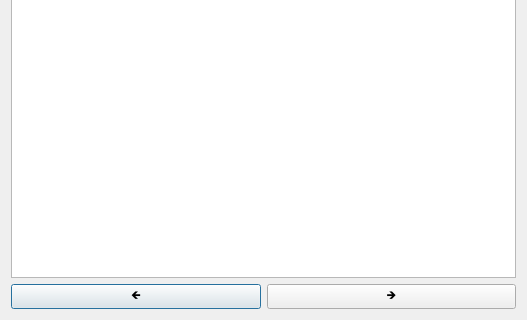
First picture: the form in src/core/tafsirdialog.ui, repository 0xzer0x/quran-companion, before the edit; both pictures show x 0 to 527 and y 151 to 471 of the 527 by 471 pixel window.
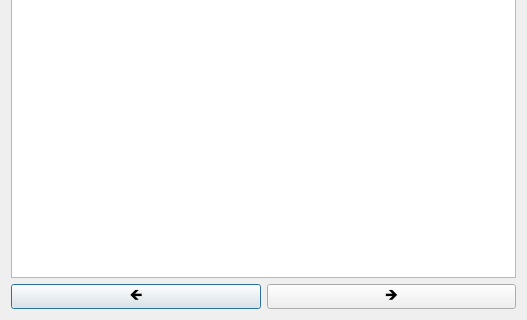
Second picture: the form after the edit.

Diff of the .ui file:
```diff
--- a/src/core/tafsirdialog.ui
+++ b/src/core/tafsirdialog.ui
@@ -76,6 +76,8 @@
        <property name="font">
         <font>
          <family>Noto Sans Symbols 2</family>
+         <pointsize>12</pointsize>
+         <underline>false</underline>
         </font>
        </property>
        <property name="text">
@@ -100,6 +102,11 @@
        <property name="font">
         <font>
          <family>Noto Sans Symbols 2</family>
+         <pointsize>12</pointsize>
+         <italic>false</italic>
+         <bold>false</bold>
+         <underline>false</underline>
+         <kerning>true</kerning>
         </font>
        </property>
        <property name="text">
```
Left out of the diff: 9 changed lines with no effect on the pictures.
